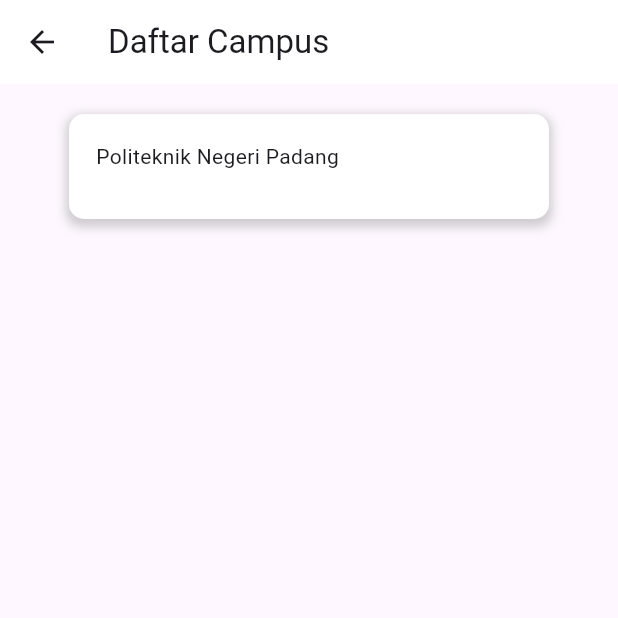
After one commit to hafizenaldo/latmaps, a Flutter app: the MainPage screen opened directly, on a phone screen of 412 x 824 dp, the top half of it. The commit adds this screen. Run offline on Flutter 3.47's test engine with Material 3 defaults, Android fonts, the phone set to English and light mode, and no system bars; our stand-ins replace google_maps_flutter, image_picker.

Commit message:
Add files via upload

```diff
--- /dev/null
+++ b/lib/Screen Page/MainPage.dart
@@ -0,0 +1,53 @@
+import 'package:flutter/material.dart';
+import 'package:latmaps/Screen%20Page/Detail_Page.dart';
+
+
+class MainPage extends StatelessWidget {
+  const MainPage({super.key});
+
+  @override
+  Widget build(BuildContext context) {
+    return Scaffold(
+        appBar: AppBar(
+          title: const Text('Daftar Campus'),
+          backgroundColor: Colors.white,
+        ),
+        body: ListView(
+            children: [
+              SizedBox(height: 20,),
+              Column(
+                mainAxisAlignment: MainAxisAlignment.start,
+                children: [
+                  GestureDetector(
+                    onTap: () {
+                      Navigator.push(context,
+                          MaterialPageRoute(builder: (_) => DetailPage()));
+                    },
+                    child: Container(
+                      width: 320,
+                      height: 70,
+                      decoration: BoxDecoration(
+                          borderRadius: BorderRadius.circular(10),
+                          color: Colors.white,
+                          boxShadow: [BoxShadow(
+                            color: Colors.grey.withOpacity(0.5), // Warna bayangan
+                            spreadRadius: 2, // Radius penyebaran bayangan
+                            blurRadius: 5, // Radius blur bayangan
+                            offset: Offset(0, 3), // Posisi bayangan (x, y)
+                          )]
+                      ),
+                      child: Padding(
+                        padding: const EdgeInsets.all(18),
+                        child: Text(
+                            "Politeknik Negeri Padang"
+                        ),
+                      ),
+                    ),
+                  ),
+                ],
+              )
+            ],
+            ),
+        );
+    }
+}
--- a/lib/Screen Page/Page_Beranda.dart
+++ b/lib/Screen Page/Page_Beranda.dart
@@ -1,6 +1,6 @@
 import 'package:flutter/material.dart';
 import 'package:latmaps/Screen%20Page/Camera.dart';
-import 'package:latmaps/Screen%20Page/Mao.dart';
+import 'package:latmaps/Screen%20Page/Map.dart';
 
 class PageBeranda extends StatelessWidget {
   const PageBeranda({super.key});
```
Also changed, not shown: lib/Screen Page/Detail_Page.dart (added, +110 -0 lines), lib/Screen Page/Map.dart (added, +35 -0 lines), lib/Screen Page/PNP_Maps.dart (added, +35 -0 lines), lib/Screen Page/Camera.dart (line endings or trailing spaces).
